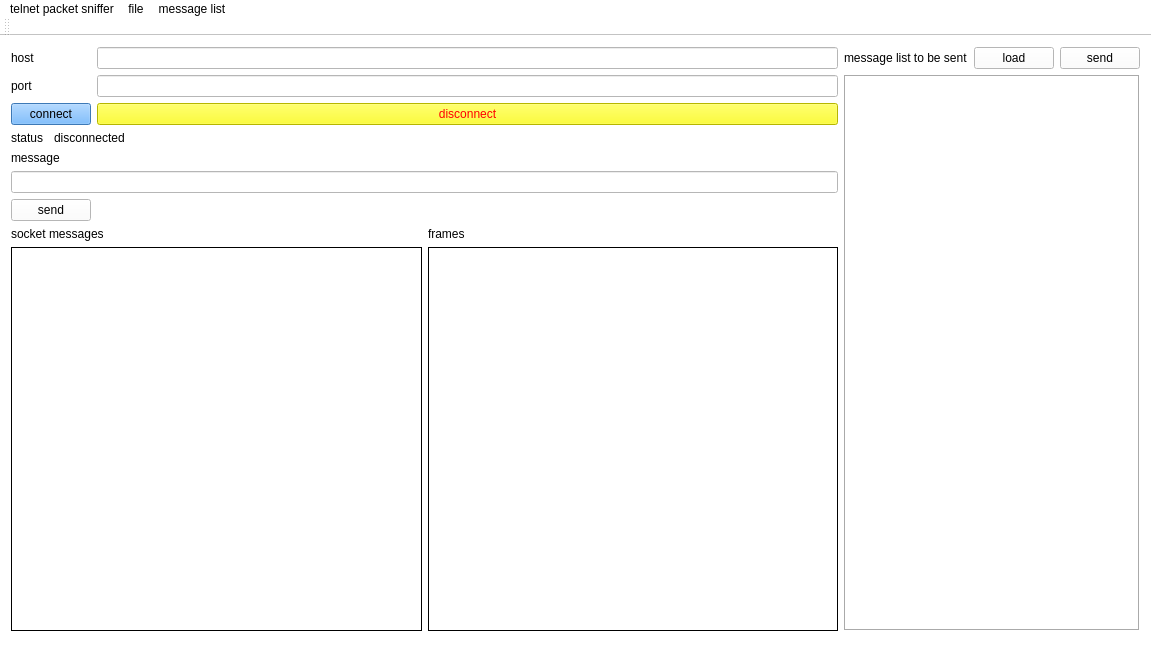
Above: telnetPacketSniffer/mainwindow.ui from cf16/qt before the change. Below: the same form after it.
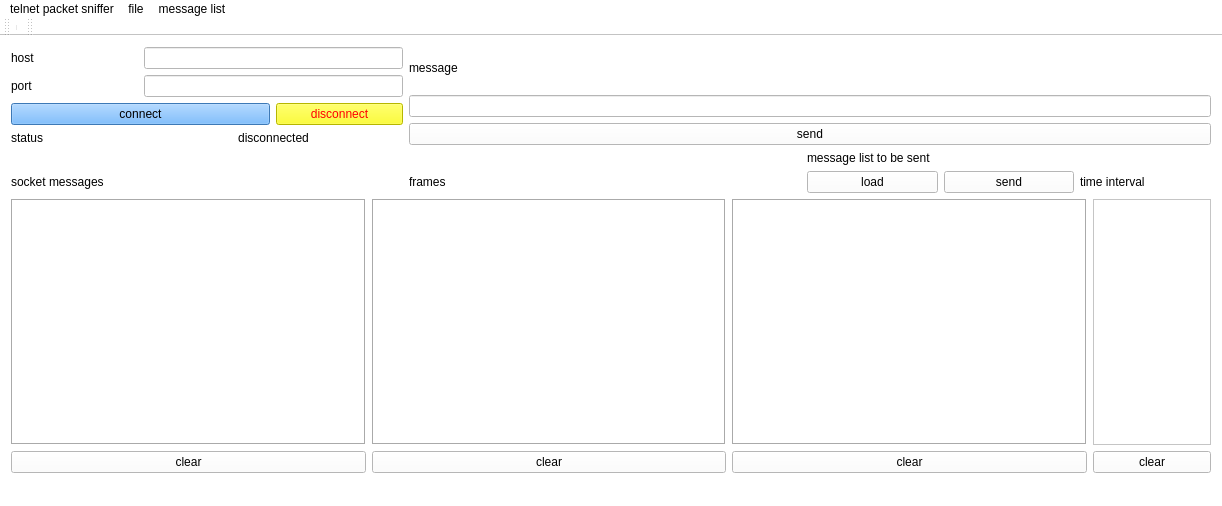
That is the form after the change.

Commit message: asynchronous socket, handling send of message list in separate thread

Diff of the .ui file:
```diff
--- a/telnetPacketSniffer/mainwindow.ui
+++ b/telnetPacketSniffer/mainwindow.ui
@@ -6,8 +6,8 @@
    <rect>
     <x>0</x>
     <y>0</y>
-    <width>1151</width>
-    <height>664</height>
+    <width>1222</width>
+    <height>506</height>
    </rect>
   </property>
   <property name="sizePolicy">
@@ -23,48 +23,115 @@
    <string notr="true">background-color: rgb(255, 255, 255);</string>
   </property>
   <widget class="QWidget" name="centralWidget">
+   <property name="sizePolicy">
+    <sizepolicy hsizetype="Expanding" vsizetype="Expanding">
+     <horstretch>0</horstretch>
+     <verstretch>0</verstretch>
+    </sizepolicy>
+   </property>
    <layout class="QGridLayout" name="gridLayout_3">
-    <item row="0" column="0">
-     <widget class="QLabel" name="hostLabel">
+    <item row="1" column="2" colspan="2">
+     <widget class="QLabel" name="msgListLabel">
+      <property name="sizePolicy">
+       <sizepolicy hsizetype="Preferred" vsizetype="Preferred">
+        <horstretch>1</horstretch>
+        <verstretch>0</verstretch>
+       </sizepolicy>
+      </property>
       <property name="styleSheet">
        <string notr="true"/>
       </property>
       <property name="text">
-       <string>host</string>
+       <string>message list to be sent</string>
       </property>
      </widget>
     </item>
-    <item row="0" column="2">
-     <widget class="QLineEdit" name="hostLineEdit"/>
+    <item row="0" column="1" colspan="4">
+     <layout class="QVBoxLayout" name="verticalLayout">
+      <item>
+       <widget class="QLabel" name="msgLabel">
+        <property name="text">
+         <string>message </string>
+        </property>
+       </widget>
+      </item>
+      <item>
+       <widget class="QLineEdit" name="msgLineEdit">
+        <property name="sizePolicy">
+         <sizepolicy hsizetype="Expanding" vsizetype="Fixed">
+          <horstretch>0</horstretch>
+          <verstretch>0</verstretch>
+         </sizepolicy>
+        </property>
+       </widget>
+      </item>
+      <item>
+       <widget class="QPushButton" name="sendMsgButton">
+        <property name="text">
+         <string>send</string>
+        </property>
+       </widget>
+      </item>
+     </layout>
     </item>
-    <item row="0" column="3" rowspan="8">
+    <item row="3" column="0">
+     <widget class="QLabel" name="socketMessagesLabel">
+      <property name="sizePolicy">
+       <sizepolicy hsizetype="Preferred" vsizetype="Preferred">
+        <horstretch>3</horstretch>
+        <verstretch>0</verstretch>
+       </sizepolicy>
+      </property>
+      <property name="styleSheet">
+       <string notr="true"/>
+      </property>
+      <property name="text">
+       <string>socket messages</string>
+      </property>
+     </widget>
+    </item>
+    <item row="3" column="3">
+     <widget class="QPushButton" name="sendMsgListButton">
+      <property name="sizePolicy">
+       <sizepolicy hsizetype="Minimum" vsizetype="Fixed">
+        <horstretch>1</horstretch>
+        <verstretch>0</verstretch>
+       </sizepolicy>
+      </property>
+      <property name="text">
+       <string>send</string>
+      </property>
+     </widget>
+    </item>
+    <item row="4" column="0" colspan="5">
      <layout class="QGridLayout" name="gridLayout_2">
       <item row="0" column="0">
-       <widget class="QLabel" name="msgListLabel">
+       <widget class="QPlainTextEdit" name="msgsPlainTextEdit">
+        <property name="sizePolicy">
+         <sizepolicy hsizetype="Expanding" vsizetype="Expanding">
+          <horstretch>3</horstretch>
+          <verstretch>0</verstretch>
+         </sizepolicy>
+        </property>
         <property name="styleSheet">
          <string notr="true"/>
         </property>
-        <property name="text">
-         <string>message list to be sent</string>
+        <property name="frameShape">
+         <enum>QFrame::Box</enum>
         </property>
-       </widget>
-      </item>
-      <item row="0" column="1">
-       <widget class="QPushButton" name="loadListMsgButton">
-        <property name="text">
-         <string>load</string>
+        <property name="frameShadow">
+         <enum>QFrame::Sunken</enum>
         </property>
        </widget>
       </item>
       <item row="0" column="2">
-       <widget class="QPushButton" name="sendMsgListButton">
-        <property name="text">
-         <string>send</string>
-        </property>
-       </widget>
-      </item>
-      <item row="1" column="0" colspan="3">
        <widget class="QPlainTextEdit" name="listPlainTextEdit">
+        <property name="sizePolicy">
+         <sizepolicy hsizetype="Expanding" vsizetype="Expanding">
+          <horstretch>3</horstretch>
+          <verstretch>0</verstretch>
+         </sizepolicy>
+        </property>
         <property name="styleSheet">
          <string notr="true">background-color: rgb(255, 255, 255);</string>
         </property>
@@ -76,122 +143,21 @@
         </property>
        </widget>
       </item>
-     </layout>
-    </item>
-    <item row="1" column="0">
-     <widget class="QLabel" name="portLabel">
-      <property name="styleSheet">
-       <string notr="true"/>
-      </property>
-      <property name="text">
-       <string>&lt;html&gt;&lt;head/&gt;&lt;body&gt;&lt;p&gt;port&lt;/p&gt;&lt;/body&gt;&lt;/html&gt;</string>
-      </property>
-     </widget>
-    </item>
-    <item row="1" column="2">
-     <widget class="QLineEdit" name="portLineEdit"/>
-    </item>
-    <item row="2" column="0" colspan="2">
-     <widget class="QPushButton" name="connectButton">
-      <property name="styleSheet">
-       <string notr="true">background-color: rgb(85, 170, 255);</string>
-      </property>
-      <property name="text">
-       <string>connect</string>
-      </property>
-     </widget>
-    </item>
-    <item row="2" column="2">
-     <widget class="QPushButton" name="disconnectButton">
-      <property name="styleSheet">
-       <string notr="true">color: rgb(255, 0, 0);
-background-color: rgb(255, 255, 0);</string>
-      </property>
-      <property name="text">
-       <string>disconnect</string>
-      </property>
-     </widget>
-    </item>
-    <item row="3" column="0">
-     <widget class="QLabel" name="statusLabel">
-      <property name="styleSheet">
-       <string notr="true"/>
-      </property>
-      <property name="text">
-       <string>status</string>
-      </property>
-     </widget>
-    </item>
-    <item row="3" column="1" colspan="2">
-     <widget class="QLabel" name="statusStateLabel">
-      <property name="text">
-       <string>disconnected</string>
-      </property>
-     </widget>
-    </item>
-    <item row="4" column="0" colspan="2">
-     <widget class="QLabel" name="msgLabel">
-      <property name="text">
-       <string>message </string>
-      </property>
-     </widget>
-    </item>
-    <item row="5" column="0" colspan="3">
-     <widget class="QLineEdit" name="msgLineEdit"/>
-    </item>
-    <item row="6" column="0" colspan="2">
-     <widget class="QPushButton" name="sendMsgButton">
-      <property name="text">
-       <string>send</string>
-      </property>
-     </widget>
-    </item>
-    <item row="7" column="0" colspan="3">
-     <layout class="QGridLayout" name="gridLayout">
-      <item row="0" column="0">
-       <widget class="QLabel" name="socketMessagesLabel">
-        <property name="styleSheet">
-         <string notr="true"/>
-        </property>
-        <property name="text">
-         <string>socket messages</string>
-        </property>
-       </widget>
-      </item>
-      <item row="0" column="1">
-       <widget class="QLabel" name="framesLabel">
-        <property name="styleSheet">
-         <string notr="true"/>
-        </property>
-        <property name="text">
-         <string>frames</string>
-        </property>
-       </widget>
-      </item>
-      <item row="1" column="0">
-       <widget class="QPlainTextEdit" name="msgsPlainTextEdit">
+      <item row="0" column="3">
+       <widget class="QPlainTextEdit" name="timeIntervalTextEdit">
         <property name="sizePolicy">
          <sizepolicy hsizetype="Expanding" vsizetype="Expanding">
-          <horstretch>0</horstretch>
+          <horstretch>1</horstretch>
           <verstretch>0</verstretch>
          </sizepolicy>
         </property>
-        <property name="styleSheet">
-         <string notr="true"/>
-        </property>
-        <property name="frameShape">
-         <enum>QFrame::Box</enum>
-        </property>
-        <property name="frameShadow">
-         <enum>QFrame::Plain</enum>
-        </property>
        </widget>
       </item>
-      <item row="1" column="1">
+      <item row="0" column="1">
        <widget class="QPlainTextEdit" name="framesPlainTextEdit">
         <property name="sizePolicy">
          <sizepolicy hsizetype="Expanding" vsizetype="Expanding">
-          <horstretch>0</horstretch>
+          <horstretch>3</horstretch>
           <verstretch>0</verstretch>
          </sizepolicy>
         </property>
@@ -202,15 +168,355 @@
          <enum>QFrame::Box</enum>
         </property>
         <property name="frameShadow">
-         <enum>QFrame::Plain</enum>
+         <enum>QFrame::Sunken</enum>
         </property>
         <property name="backgroundVisible">
          <bool>false</bool>
         </property>
        </widget>
       </item>
+      <item row="1" column="0">
+       <widget class="QPushButton" name="clearMsgBtn">
+        <property name="text">
+         <string>clear</string>
+        </property>
+       </widget>
+      </item>
+      <item row="1" column="1">
+       <widget class="QPushButton" name="clearFramesBtn">
+        <property name="text">
+         <string>clear</string>
+        </property>
+       </widget>
+      </item>
+      <item row="1" column="2">
+       <widget class="QPushButton" name="clearMsgListBtn">
+        <property name="text">
+         <string>clear</string>
+        </property>
+       </widget>
+      </item>
+      <item row="1" column="3">
+       <widget class="QPushButton" name="clearTvalsBtn">
+        <property name="text">
+         <string>clear</string>
+        </property>
+       </widget>
+      </item>
      </layout>
     </item>
+    <item row="3" column="2">
+     <widget class="QPushButton" name="loadListMsgButton">
+      <property name="sizePolicy">
+       <sizepolicy hsizetype="Minimum" vsizetype="Fixed">
+        <horstretch>1</horstretch>
+        <verstretch>0</verstretch>
+       </sizepolicy>
+      </property>
+      <property name="text">
+       <string>load</string>
+      </property>
+     </widget>
+    </item>
+    <item row="0" column="0">
+     <layout class="QGridLayout" name="gridLayout">
+      <item row="0" column="0">
+       <widget class="QLabel" name="hostLabel">
+        <property name="styleSheet">
+         <string notr="true"/>
+        </property>
+        <property name="text">
+         <string>host</string>
+        </property>
+       </widget>
+      </item>
+      <item row="0" column="1" colspan="2">
+       <widget class="QLineEdit" name="hostLineEdit"/>
+      </item>
+      <item row="1" column="0">
+       <widget class="QLabel" name="portLabel">
+        <property name="styleSheet">
+         <string notr="true"/>
+        </property>
+        <property name="text">
+         <string>&lt;html&gt;&lt;head/&gt;&lt;body&gt;&lt;p&gt;port&lt;/p&gt;&lt;/body&gt;&lt;/html&gt;</string>
+        </property>
+       </widget>
+      </item>
+      <item row="1" column="1" colspan="2">
+       <widget class="QLineEdit" name="portLineEdit"/>
+      </item>
+      <item row="2" column="0" colspan="2">
+       <widget class="QPushButton" name="connectButton">
+        <property name="styleSheet">
+         <string notr="true">background-color: rgb(85, 170, 255);</string>
+        </property>
+        <property name="text">
+         <string>connect</string>
+        </property>
+       </widget>
+      </item>
+      <item row="2" column="2">
+       <widget class="QPushButton" name="disconnectButton">
+        <property name="palette">
+         <palette>
+          <active>
+           <colorrole role="WindowText">
+            <brush brushstyle="SolidPattern">
+             <color alpha="255">
+              <red>255</red>
+              <green>0</green>
+              <blue>0</blue>
+             </color>
+            </brush>
+           </colorrole>
+           <colorrole role="Button">
+            <brush brushstyle="SolidPattern">
+             <color alpha="255">
+              <red>255</red>
+              <green>255</green>
+              <blue>0</blue>
+             </color>
+            </brush>
+           </colorrole>
+           <colorrole role="Text">
+            <brush brushstyle="SolidPattern">
+             <color alpha="255">
+              <red>255</red>
+              <green>0</green>
+              <blue>0</blue>
+             </color>
+            </brush>
+           </colorrole>
+           <colorrole role="ButtonText">
+            <brush brushstyle="SolidPattern">
+             <color alpha="255">
+              <red>255</red>
+              <green>0</green>
+              <blue>0</blue>
+             </color>
+            </brush>
+           </colorrole>
+           <colorrole role="Base">
+            <brush brushstyle="SolidPattern">
+             <color alpha="255">
+              <red>255</red>
+              <green>255</green>
+              <blue>0</blue>
+             </color>
+            </brush>
+           </colorrole>
+           <colorrole role="Window">
+            <brush brushstyle="SolidPattern">
+             <color alpha="255">
+              <red>255</red>
+              <green>255</green>
+              <blue>0</blue>
+             </color>
+            </brush>
+           </colorrole>
+           <colorrole role="Shadow">
+            <brush brushstyle="SolidPattern">
+             <color alpha="255">
+              <red>16</red>
+              <green>226</green>
+              <blue>163</blue>
+             </color>
+            </brush>
+           </colorrole>
+          </active>
+          <inactive>
+           <colorrole role="WindowText">
+            <brush brushstyle="SolidPattern">
+             <color alpha="255">
+              <red>255</red>
+              <green>0</green>
+              <blue>0</blue>
+             </color>
+            </brush>
+           </colorrole>
+           <colorrole role="Button">
+            <brush brushstyle="SolidPattern">
+             <color alpha="255">
+              <red>255</red>
+              <green>255</green>
+              <blue>0</blue>
+             </color>
+            </brush>
+           </colorrole>
+           <colorrole role="Text">
+            <brush brushstyle="SolidPattern">
+             <color alpha="255">
+              <red>255</red>
+              <green>0</green>
+              <blue>0</blue>
+             </color>
+            </brush>
+           </colorrole>
+           <colorrole role="ButtonText">
+            <brush brushstyle="SolidPattern">
+             <color alpha="255">
+              <red>255</red>
+              <green>0</green>
+              <blue>0</blue>
+             </color>
+            </brush>
+           </colorrole>
+           <colorrole role="Base">
+            <brush brushstyle="SolidPattern">
+             <color alpha="255">
+              <red>255</red>
+              <green>255</green>
+              <blue>0</blue>
+             </color>
+            </brush>
+           </colorrole>
+           <colorrole role="Window">
+            <brush brushstyle="SolidPattern">
+             <color alpha="255">
+              <red>255</red>
+              <green>255</green>
+              <blue>0</blue>
+             </color>
+            </brush>
+           </colorrole>
+           <colorrole role="Shadow">
+            <brush brushstyle="SolidPattern">
+             <color alpha="255">
+              <red>16</red>
+              <green>226</green>
+              <blue>163</blue>
+             </color>
+            </brush>
+           </colorrole>
+          </inactive>
+          <disabled>
+           <colorrole role="WindowText">
+            <brush brushstyle="SolidPattern">
+             <color alpha="255">
+              <red>255</red>
+              <green>0</green>
+              <blue>0</blue>
+             </color>
+            </brush>
+           </colorrole>
+           <colorrole role="Button">
+            <brush brushstyle="SolidPattern">
+             <color alpha="255">
+              <red>255</red>
+              <green>255</green>
+              <blue>0</blue>
+             </color>
+            </brush>
+           </colorrole>
+           <colorrole role="Text">
+            <brush brushstyle="SolidPattern">
+             <color alpha="255">
+              <red>255</red>
+              <green>0</green>
+              <blue>0</blue>
+             </color>
+            </brush>
+           </colorrole>
+           <colorrole role="ButtonText">
+            <brush brushstyle="SolidPattern">
+             <color alpha="255">
+              <red>255</red>
+              <green>0</green>
+              <blue>0</blue>
+             </color>
+            </brush>
+           </colorrole>
+           <colorrole role="Base">
+            <brush brushstyle="SolidPattern">
+             <color alpha="255">
+              <red>255</red>
+              <green>255</green>
+              <blue>0</blue>
+             </color>
+            </brush>
+           </colorrole>
+           <colorrole role="Window">
+            <brush brushstyle="SolidPattern">
+             <color alpha="255">
+              <red>255</red>
+              <green>255</green>
+              <blue>0</blue>
+             </color>
+            </brush>
+           </colorrole>
+           <colorrole role="Shadow">
+            <brush brushstyle="SolidPattern">
+             <color alpha="255">
+              <red>16</red>
+              <green>226</green>
+              <blue>163</blue>
+             </color>
+            </brush>
+           </colorrole>
+          </disabled>
+         </palette>
+        </property>
+        <property name="styleSheet">
+         <string notr="true">color: rgb(255, 0, 0);
+background-color: rgb(255, 255, 0);</string>
+        </property>
+        <property name="text">
+         <string>disconnect</string>
+        </property>
+       </widget>
+      </item>
+      <item row="3" column="0">
+       <widget class="QLabel" name="statusLabel">
+        <property name="styleSheet">
+         <string notr="true"/>
+        </property>
+        <property name="text">
+         <string>status</string>
+        </property>
+       </widget>
+      </item>
+      <item row="3" column="1" colspan="2">
+       <widget class="QLabel" name="statusStateLabel">
+        <property name="text">
+         <string>disconnected</string>
+        </property>
+        <property name="alignment">
+         <set>Qt::AlignCenter</set>
+        </property>
+       </widget>
+      </item>
+     </layout>
+    </item>
+    <item row="3" column="4">
+     <widget class="QLabel" name="timeLabel">
+      <property name="sizePolicy">
+       <sizepolicy hsizetype="Preferred" vsizetype="Preferred">
+        <horstretch>1</horstretch>
+        <verstretch>0</verstretch>
+       </sizepolicy>
+      </property>
+      <property name="text">
+       <string>time interval</string>
+      </property>
+     </widget>
+    </item>
+    <item row="3" column="1">
+     <widget class="QLabel" name="framesLabel">
+      <property name="sizePolicy">
+       <sizepolicy hsizetype="Preferred" vsizetype="Preferred">
+        <horstretch>3</horstretch>
+        <verstretch>0</verstretch>
+       </sizepolicy>
+      </property>
+      <property name="styleSheet">
+       <string notr="true"/>
+      </property>
+      <property name="text">
+       <string>frames</string>
+      </property>
+     </widget>
+    </item>
    </layout>
    <zorder>hostLineEdit</zorder>
    <zorder>portLineEdit</zorder>
@@ -238,7 +544,7 @@
     <rect>
      <x>0</x>
      <y>0</y>
-     <width>1151</width>
+     <width>1222</width>
      <height>25</height>
     </rect>
    </property>
@@ -272,8 +578,20 @@
    <attribute name="toolBarBreak">
     <bool>false</bool>
    </attribute>
+   <addaction name="separator"/>
   </widget>
   <widget class="QStatusBar" name="statusBar"/>
+  <widget class="QToolBar" name="toolBar">
+   <property name="windowTitle">
+    <string>toolBar</string>
+   </property>
+   <attribute name="toolBarArea">
+    <enum>TopToolBarArea</enum>
+   </attribute>
+   <attribute name="toolBarBreak">
+    <bool>false</bool>
+   </attribute>
+  </widget>
   <action name="actionAbout">
    <property name="text">
     <string>about</string>
```
Left out of the diff: 87 changed lines with no effect on the pictures.
